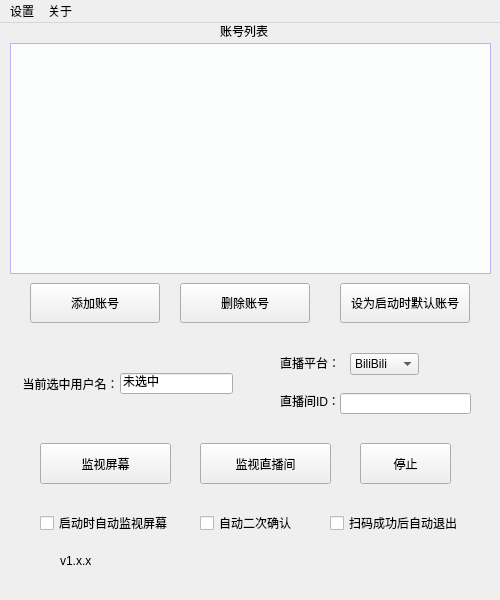
Before: the Qt Designer form src/MHY_Scanner_Gui/ScannerGui.ui in Theresa-0328/MHY_Scanner, drawn with Qt 5.
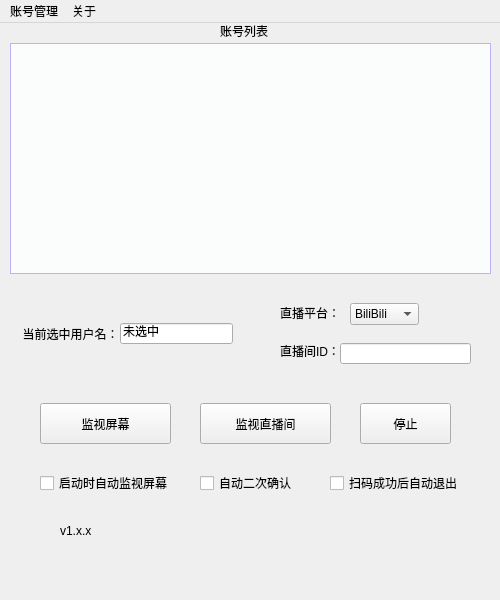
After: the same form once the commit is applied.

```diff
--- a/src/MHY_Scanner_Gui/ScannerGui.ui
+++ b/src/MHY_Scanner_Gui/ScannerGui.ui
@@ -29,24 +29,11 @@
    <string>MHY扫码器</string>
   </property>
   <widget class="QWidget" name="centralWidget">
-   <widget class="QPushButton" name="pBtLoginAccount">
-    <property name="geometry">
-     <rect>
-      <x>30</x>
-      <y>260</y>
-      <width>130</width>
-      <height>40</height>
-     </rect>
-    </property>
-    <property name="text">
-     <string>添加账号</string>
-    </property>
-   </widget>
    <widget class="QPushButton" name="pBtstartScreen">
     <property name="geometry">
      <rect>
       <x>40</x>
-      <y>420</y>
+      <y>380</y>
       <width>131</width>
       <height>41</height>
      </rect>
@@ -62,7 +49,7 @@
     <property name="geometry">
      <rect>
       <x>40</x>
-      <y>490</y>
+      <y>450</y>
       <width>131</width>
       <height>20</height>
      </rect>
@@ -75,7 +62,7 @@
     <property name="geometry">
      <rect>
       <x>330</x>
-      <y>490</y>
+      <y>450</y>
       <width>131</width>
       <height>20</height>
      </rect>
@@ -88,7 +75,7 @@
     <property name="geometry">
      <rect>
       <x>200</x>
-      <y>420</y>
+      <y>380</y>
       <width>131</width>
       <height>41</height>
      </rect>
@@ -104,7 +91,7 @@
     <property name="geometry">
      <rect>
       <x>120</x>
-      <y>350</y>
+      <y>300</y>
       <width>113</width>
       <height>21</height>
      </rect>
@@ -123,7 +110,7 @@
     <property name="geometry">
      <rect>
       <x>20</x>
-      <y>350</y>
+      <y>300</y>
       <width>101</width>
       <height>21</height>
      </rect>
@@ -139,7 +126,7 @@
     <property name="geometry">
      <rect>
       <x>280</x>
-      <y>370</y>
+      <y>320</y>
       <width>91</width>
       <height>16</height>
      </rect>
@@ -152,7 +139,7 @@
     <property name="geometry">
      <rect>
       <x>340</x>
-      <y>370</y>
+      <y>320</y>
       <width>131</width>
       <height>21</height>
      </rect>
@@ -162,7 +149,7 @@
     <property name="geometry">
      <rect>
       <x>60</x>
-      <y>530</y>
+      <y>500</y>
       <width>71</width>
       <height>16</height>
      </rect>
@@ -175,7 +162,7 @@
     <property name="geometry">
      <rect>
       <x>110</x>
-      <y>530</y>
+      <y>500</y>
       <width>343</width>
       <height>18</height>
      </rect>
@@ -237,44 +224,6 @@
 }</string>
     </property>
    </widget>
-   <widget class="QPushButton" name="pBtSwitch">
-    <property name="geometry">
-     <rect>
-      <x>340</x>
-      <y>260</y>
-      <width>130</width>
-      <height>40</height>
-     </rect>
-    </property>
-    <property name="minimumSize">
-     <size>
-      <width>100</width>
-      <height>40</height>
-     </size>
-    </property>
-    <property name="text">
-     <string>设为启动时默认账号</string>
-    </property>
-   </widget>
-   <widget class="QPushButton" name="pBtDeleteAccount">
-    <property name="geometry">
-     <rect>
-      <x>180</x>
-      <y>260</y>
-      <width>130</width>
-      <height>40</height>
-     </rect>
-    </property>
-    <property name="minimumSize">
-     <size>
-      <width>100</width>
-      <height>40</height>
-     </size>
-    </property>
-    <property name="text">
-     <string>删除账号</string>
-    </property>
-   </widget>
    <widget class="QLabel" name="label_4">
     <property name="geometry">
      <rect>
@@ -292,7 +241,7 @@
     <property name="geometry">
      <rect>
       <x>350</x>
-      <y>330</y>
+      <y>280</y>
       <width>69</width>
       <height>22</height>
      </rect>
@@ -317,7 +266,7 @@
     <property name="geometry">
      <rect>
       <x>280</x>
-      <y>330</y>
+      <y>280</y>
       <width>91</width>
       <height>20</height>
      </rect>
@@ -330,7 +279,7 @@
     <property name="geometry">
      <rect>
       <x>200</x>
-      <y>490</y>
+      <y>450</y>
       <width>131</width>
       <height>20</height>
      </rect>
@@ -343,7 +292,7 @@
     <property name="geometry">
      <rect>
       <x>360</x>
-      <y>420</y>
+      <y>380</y>
       <width>91</width>
       <height>41</height>
      </rect>
@@ -364,7 +313,7 @@
    </property>
    <widget class="QMenu" name="menu">
     <property name="title">
-     <string>设置</string>
+     <string>账号管理</string>
     </property>
     <addaction name="action1_3"/>
     <addaction name="action2_3"/>
```
Left out of the diff: 20 changed lines with no effect on the pictures.
